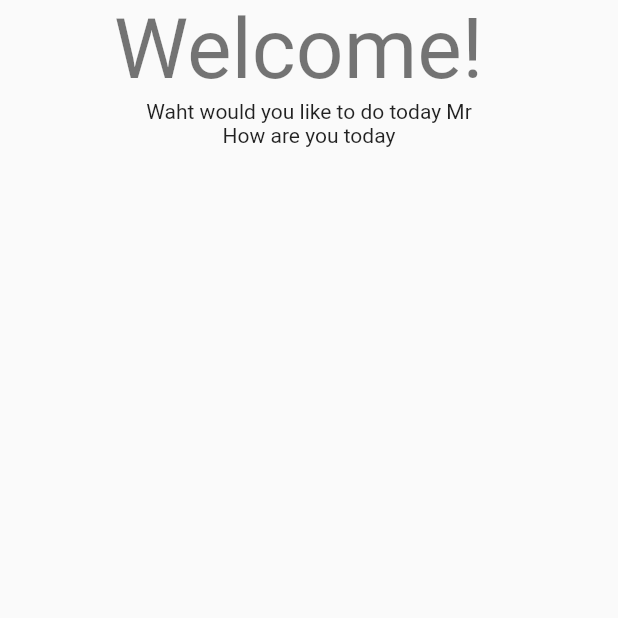
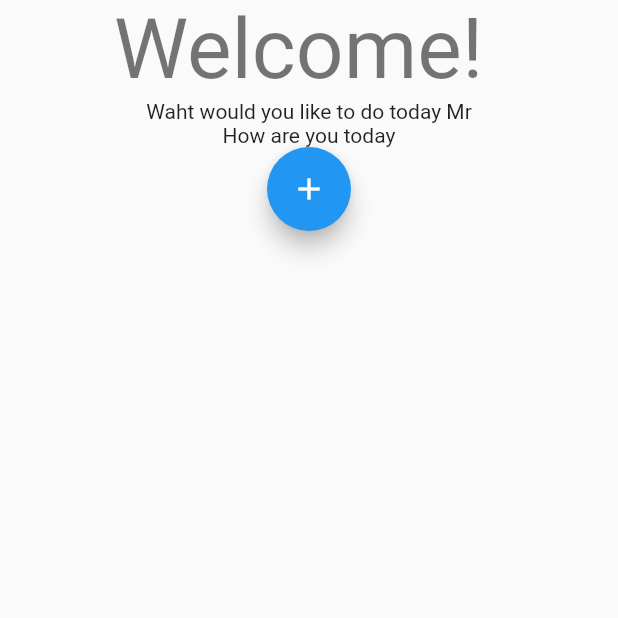
Before and after one commit to Codewithjalloh/web_flutter_form, a Flutter app: the WelcomeScreen screen opened by its route, on a phone screen of 412 x 824 dp, the top half of it. Run offline on Flutter 3.47's test engine with Material 2 defaults, Android fonts, the phone set to English and light mode, and no system bars.

Commit message:
added a floating action button

```diff
--- a/lib/main.dart
+++ b/lib/main.dart
@@ -47,6 +47,11 @@ class WelcomeScreen extends StatelessWidget {
             Text("Welcome! ", style: Theme.of(context).textTheme.headline2),
             Text("Waht would you like to do today Mr"),
             Text("How are you today"),
+            FloatingActionButton(
+                tooltip: "Add",
+                child: Icon(Icons.add),
+                onPressed: null)
+
           ],
         )
       ),
```
